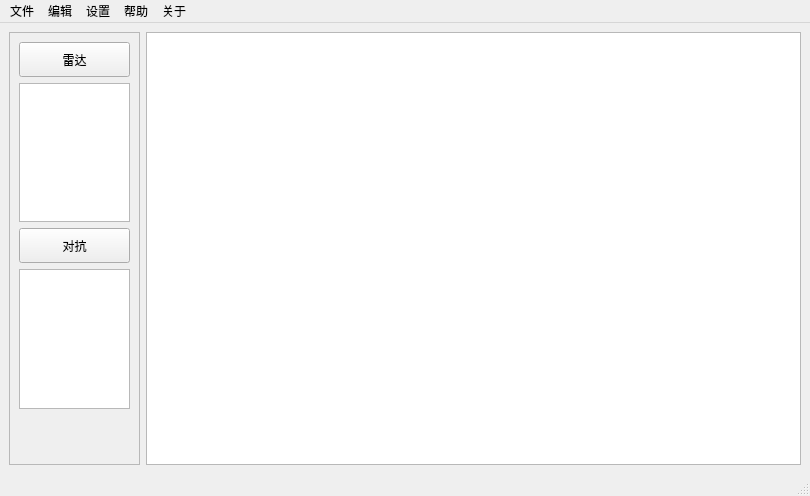
This is prototype_v0906/Main/mainwindownew.ui in Tangzixia/Digital-Prototype as Qt 5 draws it before an edit. The edited form follows.
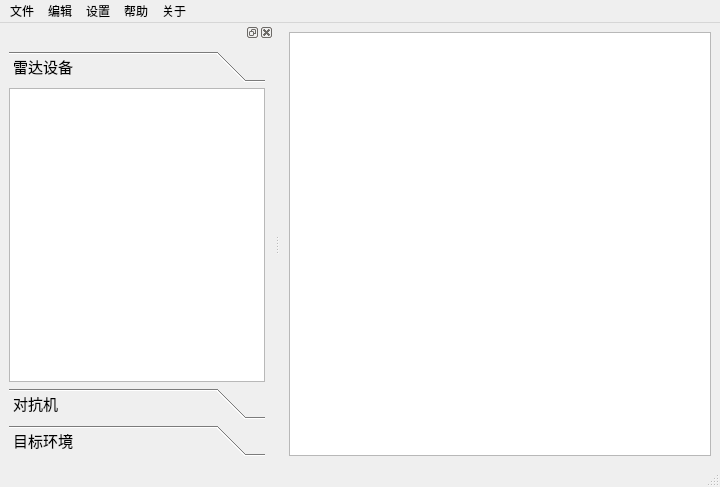
This is the edited form. Icons and pictures are not drawn. Custom widgets are drawn as their Qt base class.

What changed in the file:
```diff
--- a/prototype_v0906/Main/mainwindownew.ui
+++ b/prototype_v0906/Main/mainwindownew.ui
@@ -6,16 +6,16 @@
    <rect>
     <x>0</x>
     <y>0</y>
-    <width>810</width>
-    <height>496</height>
+    <width>720</width>
+    <height>487</height>
    </rect>
   </property>
   <property name="windowTitle">
    <string>MainWindow</string>
   </property>
   <widget class="QWidget" name="centralwidget">
-   <layout class="QGridLayout" name="gridLayout" columnstretch="1,5">
-    <item row="0" column="1">
+   <layout class="QGridLayout" name="gridLayout_5">
+    <item row="0" column="0">
      <widget class="QGraphicsView" name="graphicsView">
       <property name="styleSheet">
        <string notr="true"/>
@@ -34,108 +34,6 @@
       </property>
      </widget>
     </item>
-    <item row="0" column="0">
-     <widget class="QScrollArea" name="scrollArea">
-      <property name="widgetResizable">
-       <bool>true</bool>
-      </property>
-      <widget class="QWidget" name="scrollAreaWidgetContents">
-       <property name="geometry">
-        <rect>
-         <x>0</x>
-         <y>0</y>
-         <width>129</width>
-         <height>435</height>
-        </rect>
-       </property>
-       <layout class="QVBoxLayout" name="verticalLayout_2">
-        <item>
-         <layout class="QVBoxLayout" name="verticalLayout">
-          <item>
-           <widget class="QPushButton" name="RadarListButton">
-            <property name="sizePolicy">
-             <sizepolicy hsizetype="Minimum" vsizetype="Fixed">
-              <horstretch>0</horstretch>
-              <verstretch>0</verstretch>
-             </sizepolicy>
-            </property>
-            <property name="minimumSize">
-             <size>
-              <width>0</width>
-              <height>35</height>
-             </size>
-            </property>
-            <property name="maximumSize">
-             <size>
-              <width>16777215</width>
-              <height>35</height>
-             </size>
-            </property>
-            <property name="text">
-             <string>雷达</string>
-            </property>
-            <property name="autoDefault">
-             <bool>false</bool>
-            </property>
-            <property name="default">
-             <bool>false</bool>
-            </property>
-            <property name="flat">
-             <bool>false</bool>
-            </property>
-           </widget>
-          </item>
-          <item>
-           <widget class="DragListWidget" name="RadarListWidget">
-            <property name="minimumSize">
-             <size>
-              <width>100</width>
-              <height>50</height>
-             </size>
-            </property>
-            <property name="maximumSize">
-             <size>
-              <width>100000</width>
-              <height>100000</height>
-             </size>
-            </property>
-           </widget>
-          </item>
-          <item>
-           <widget class="QPushButton" name="ECMListButton">
-            <property name="minimumSize">
-             <size>
-              <width>0</width>
-              <height>35</height>
-             </size>
-            </property>
-            <property name="text">
-             <string>对抗</string>
-            </property>
-           </widget>
-          </item>
-          <item>
-           <widget class="ECMDragListWidget" name="ECMListWidget"/>
-          </item>
-         </layout>
-        </item>
-        <item>
-         <spacer name="verticalSpacer">
-          <property name="orientation">
-           <enum>Qt::Vertical</enum>
-          </property>
-          <property name="sizeHint" stdset="0">
-           <size>
-            <width>20</width>
-            <height>150</height>
-           </size>
-          </property>
-         </spacer>
-        </item>
-       </layout>
-      </widget>
-     </widget>
-    </item>
    </layout>
   </widget>
   <widget class="QMenuBar" name="menubar">
@@ -143,8 +41,8 @@
     <rect>
      <x>0</x>
      <y>0</y>
-     <width>810</width>
-     <height>21</height>
+     <width>720</width>
+     <height>26</height>
     </rect>
    </property>
    <widget class="QMenu" name="menufile">
@@ -185,6 +83,142 @@
    <addaction name="menuabout"/>
   </widget>
   <widget class="QStatusBar" name="statusBar"/>
+  <widget class="QDockWidget" name="dockWidget_left">
+   <attribute name="dockWidgetArea">
+    <number>1</number>
+   </attribute>
+   <widget class="QWidget" name="dockWidgetContents_3">
+    <layout class="QGridLayout" name="gridLayout">
+     <item row="0" column="0">
+      <widget class="QToolBox" name="toolBox_2">
+       <property name="font">
+        <font>
+         <family>黑体</family>
+         <pointsize>11</pointsize>
+        </font>
+       </property>
+       <property name="currentIndex">
+        <number>0</number>
+       </property>
+       <property name="tabSpacing">
+        <number>6</number>
+       </property>
+       <widget class="QWidget" name="page_rader_2">
+        <property name="geometry">
+         <rect>
+          <x>0</x>
+          <y>0</y>
+          <width>164</width>
+          <height>293</height>
+         </rect>
+        </property>
+        <attribute name="icon">
+         <iconset resource="../Res/res.qrc">
+          <normaloff>:/img/radar.png</normaloff>:/img/radar.png</iconset>
+        </attribute>
+        <attribute name="label">
+         <string>雷达设备</string>
+        </attribute>
+        <layout class="QGridLayout" name="gridLayout_8">
+         <property name="leftMargin">
+          <number>0</number>
+         </property>
+         <property name="topMargin">
+          <number>0</number>
+         </property>
+         <property name="rightMargin">
+          <number>0</number>
+         </property>
+         <property name="bottomMargin">
+          <number>0</number>
+         </property>
+         <property name="spacing">
+          <number>0</number>
+         </property>
+         <item row="0" column="0">
+          <widget class="DragListWidget" name="listWidget_4"/>
+         </item>
+        </layout>
+       </widget>
+       <widget class="QWidget" name="page_ECMD_2">
+        <property name="geometry">
+         <rect>
+          <x>0</x>
+          <y>0</y>
+          <width>164</width>
+          <height>293</height>
+         </rect>
+        </property>
+        <attribute name="icon">
+         <iconset resource="../Res/res.qrc">
+          <normaloff>:/img/ecmdemo.jpg</normaloff>:/img/ecmdemo.jpg</iconset>
+        </attribute>
+        <attribute name="label">
+         <string>对抗机</string>
+        </attribute>
+        <layout class="QGridLayout" name="gridLayout_6">
+         <property name="leftMargin">
+          <number>0</number>
+         </property>
+         <property name="topMargin">
+          <number>0</number>
+         </property>
+         <property name="rightMargin">
+          <number>0</number>
+         </property>
+         <property name="bottomMargin">
+          <number>0</number>
+         </property>
+         <property name="spacing">
+          <number>0</number>
+         </property>
+         <item row="0" column="0">
+          <widget class="ECMDragListWidget" name="listWidget_5"/>
+         </item>
+        </layout>
+       </widget>
+       <widget class="QWidget" name="page_obiect_2">
+        <property name="geometry">
+         <rect>
+          <x>0</x>
+          <y>0</y>
+          <width>164</width>
+          <height>293</height>
+         </rect>
+        </property>
+        <attribute name="icon">
+         <iconset resource="../Res/res.qrc">
+          <normaloff>:/img/input.png</normaloff>:/img/input.png</iconset>
+        </attribute>
+        <attribute name="label">
+         <string>目标环境</string>
+        </attribute>
+        <layout class="QGridLayout" name="gridLayout_7">
+         <property name="leftMargin">
+          <number>0</number>
+         </property>
+         <property name="topMargin">
+          <number>0</number>
+         </property>
+         <property name="rightMargin">
+          <number>0</number>
+         </property>
+         <property name="bottomMargin">
+          <number>0</number>
+         </property>
+         <property name="spacing">
+          <number>0</number>
+         </property>
+         <item row="0" column="0">
+          <widget class="QListWidget" name="listWidget_6"/>
+         </item>
+        </layout>
+       </widget>
+      </widget>
+     </item>
+    </layout>
+   </widget>
+  </widget>
   <action name="actionnewFile">
    <property name="text">
     <string>新建文件</string>
```
Left out of the diff: 6 changed lines with no effect on the pictures.
